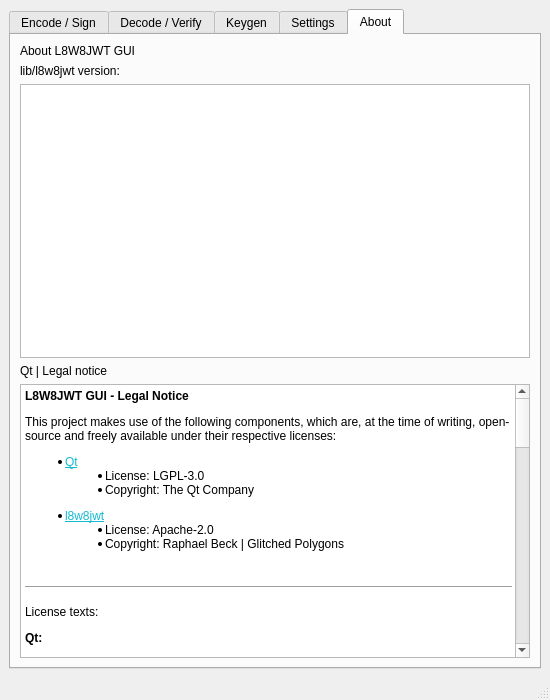
This is src/mainwindow.ui in GlitchedPolygons/l8w8jwtgui as Qt 5 draws it before an edit. The edited form follows.
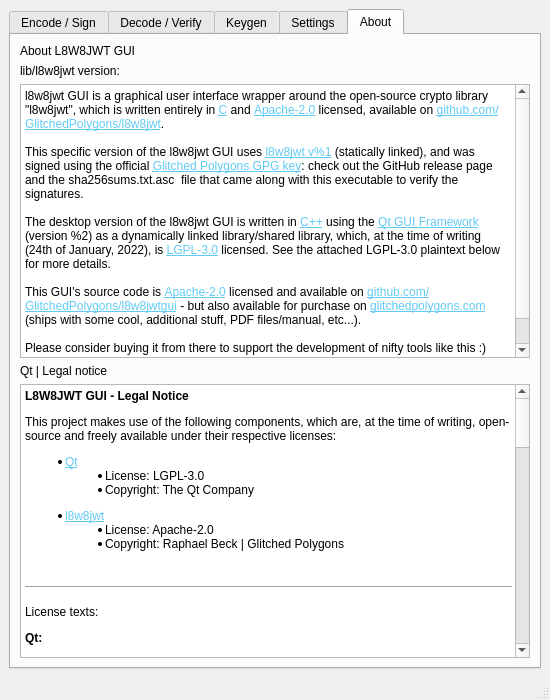
This is the edited form. The open tabs and pages were chosen to show the change.

Commit message: Added l8w8jwt GUI about text to the "About" tab's top textbrowser (read-only).

Patch:
```diff
--- a/src/mainwindow.ui
+++ b/src/mainwindow.ui
@@ -1034,6 +1034,17 @@
           <property name="styleSheet">
            <string notr="true"/>
           </property>
+          <property name="html">
+           <string>&lt;!DOCTYPE HTML PUBLIC &quot;-//W3C//DTD HTML 4.0//EN&quot; &quot;http://www.w3.org/TR/REC-html40/strict.dtd&quot;&gt;
+&lt;html&gt;&lt;head&gt;&lt;meta name=&quot;qrichtext&quot; content=&quot;1&quot; /&gt;&lt;meta charset=&quot;utf-8&quot; /&gt;&lt;style type=&quot;text/css&quot;&gt;
+p, li { white-space: pre-wrap; }
+&lt;/style&gt;&lt;/head&gt;&lt;body style=&quot; font-family:'Segoe UI'; font-size:9pt; font-weight:400; font-style:normal;&quot;&gt;
+&lt;p style=&quot; margin-top:0px; margin-bottom:0px; margin-left:0px; margin-right:0px; -qt-block-indent:0; text-indent:0px;&quot;&gt;l8w8jwt GUI is a graphical user interface wrapper around the open-source crypto library &amp;quot;l8w8jwt&amp;quot;, which is written entirely in &lt;a href=&quot;https://en.wikipedia.org/wiki/C_(programming_language)&quot;&gt;&lt;span style=&quot; text-decoration: underline; color:#62cbf5;&quot;&gt;C&lt;/span&gt;&lt;/a&gt; and &lt;a href=&quot;https://www.apache.org/licenses/LICENSE-2.0&quot;&gt;&lt;span style=&quot; text-decoration: underline; color:#62cbf5;&quot;&gt;Apache-2.0&lt;/span&gt;&lt;/a&gt; licensed, available on &lt;a href=&quot;https://github.com/GlitchedPolygons/l8w8jwt&quot;&gt;&lt;span style=&quot; text-decoration: underline; color:#62cbf5;&quot;&gt;github.com/GlitchedPolygons/l8w8jwt&lt;/span&gt;&lt;/a&gt;.&lt;br /&gt;&lt;br /&gt;This specific version of the l8w8jwt GUI uses &lt;a href=&quot;https://github.com/GlitchedPolygons/l8w8jwt/releases&quot;&gt;&lt;span style=&quot; text-decoration: underline; color:#62cbf5;&quot;&gt;l8w8jwt v%1&lt;/span&gt;&lt;/a&gt; (statically linked), and was signed using the official &lt;a href=&quot;https://glitchedpolygons.com/privacy&quot;&gt;&lt;span style=&quot; text-decoration: underline; color:#62cbf5;&quot;&gt;Glitched Polygons GPG key&lt;/span&gt;&lt;/a&gt;: check out the GitHub release page and the &lt;span style=&quot; font-family:'Courier New';&quot;&gt;sha256sums.txt.asc&lt;/span&gt;  file that came along with this executable to verify the signatures.&lt;br /&gt;&lt;br /&gt;The desktop version of the l8w8jwt GUI is written in &lt;a href=&quot;https://en.wikipedia.org/wiki/C%2B%2B&quot;&gt;&lt;span style=&quot; text-decoration: underline; color:#62cbf5;&quot;&gt;C++&lt;/span&gt;&lt;/a&gt; using the &lt;a href=&quot;https://www.qt.io&quot;&gt;&lt;span style=&quot; text-decoration: underline; color:#62cbf5;&quot;&gt;Qt GUI Framework&lt;/span&gt;&lt;/a&gt; (version %2) as a dynamically linked library/shared library, which, at the time of writing (24th of January, 2022), is &lt;a href=&quot;https://en.wikipedia.org/wiki/GNU_Lesser_General_Public_License&quot;&gt;&lt;span style=&quot; text-decoration: underline; color:#62cbf5;&quot;&gt;LGPL-3.0&lt;/span&gt;&lt;/a&gt; licensed. See the attached LGPL-3.0 plaintext below for more details.&lt;br /&gt;&lt;br /&gt;This GUI's source code is &lt;a href=&quot;https://github.com/GlitchedPolygons/l8w8jwtgui/blob/main/LICENSE&quot;&gt;&lt;span style=&quot; text-decoration: underline; color:#62cbf5;&quot;&gt;Apache-2.0&lt;/span&gt;&lt;/a&gt; licensed and available on &lt;a href=&quot;https://github.com/GlitchedPolygons/l8w8jwtgui&quot;&gt;&lt;span style=&quot; text-decoration: underline; color:#62cbf5;&quot;&gt;github.com/GlitchedPolygons/l8w8jwtgui&lt;/span&gt;&lt;/a&gt; - but also available for purchase on &lt;a href=&quot;https://glitchedpolygons.com&quot;&gt;&lt;span style=&quot; text-decoration: underline; color:#62cbf5;&quot;&gt;glitchedpolygons.com&lt;/span&gt;&lt;/a&gt; (ships with some cool, additional stuff, PDF files/manual, etc...). &lt;/p&gt;
+&lt;p style=&quot;-qt-paragraph-type:empty; margin-top:0px; margin-bottom:0px; margin-left:0px; margin-right:0px; -qt-block-indent:0; text-indent:0px;&quot;&gt;&lt;br /&gt;&lt;/p&gt;
+&lt;p style=&quot; margin-top:0px; margin-bottom:0px; margin-left:0px; margin-right:0px; -qt-block-indent:0; text-indent:0px;&quot;&gt;Please consider buying it from there to support the development of nifty tools like this :)&lt;/p&gt;
+&lt;p style=&quot;-qt-paragraph-type:empty; margin-top:0px; margin-bottom:0px; margin-left:0px; margin-right:0px; -qt-block-indent:0; text-indent:0px;&quot;&gt;&lt;br /&gt;&lt;/p&gt;
+&lt;p style=&quot; margin-top:0px; margin-bottom:0px; margin-left:0px; margin-right:0px; -qt-block-indent:0; text-indent:0px;&quot;&gt;Copyright &lt;span style=&quot; font-weight:700;&quot;&gt;(C)&lt;/span&gt; 2022, Raphael Beck | &lt;a href=&quot;https://glitchedpolygons.com&quot;&gt;&lt;span style=&quot; text-decoration: underline; color:#62cbf5;&quot;&gt;Glitched Polygons&lt;/span&gt;&lt;/a&gt;&lt;/p&gt;&lt;/body&gt;&lt;/html&gt;</string>
+          </property>
           <property name="openExternalLinks">
            <bool>true</bool>
           </property>
@@ -1058,10 +1069,10 @@
 &lt;/style&gt;&lt;/head&gt;&lt;body style=&quot; font-family:'Segoe UI'; font-size:9pt; font-weight:400; font-style:normal;&quot;&gt;
 &lt;p style=&quot; margin-top:12px; margin-bottom:12px; margin-left:0px; margin-right:0px; -qt-block-indent:0; text-indent:0px;&quot;&gt;&lt;span style=&quot; font-weight:700;&quot;&gt;L8W8JWT GUI - Legal Notice&lt;/span&gt;&lt;/p&gt;
 &lt;p style=&quot; margin-top:12px; margin-bottom:12px; margin-left:0px; margin-right:0px; -qt-block-indent:0; text-indent:0px;&quot;&gt;This project makes use of the following components, which are, at the time of writing, open-source and freely available under their respective licenses:&lt;/p&gt;
-&lt;ul style=&quot;margin-top: 0px; margin-bottom: 0px; margin-left: 0px; margin-right: 0px; -qt-list-indent: 1;&quot;&gt;&lt;li style=&quot; margin-top:12px; margin-bottom:0px; margin-left:0px; margin-right:0px; -qt-block-indent:0; text-indent:0px;&quot;&gt;&lt;a href=&quot;https://www.qt.io&quot;&gt;&lt;span style=&quot; text-decoration: underline; color:#13bbd1;&quot;&gt;Qt&lt;/span&gt;&lt;/a&gt;
+&lt;ul style=&quot;margin-top: 0px; margin-bottom: 0px; margin-left: 0px; margin-right: 0px; -qt-list-indent: 1;&quot;&gt;&lt;li style=&quot; margin-top:12px; margin-bottom:0px; margin-left:0px; margin-right:0px; -qt-block-indent:0; text-indent:0px;&quot;&gt;&lt;a href=&quot;https://www.qt.io&quot;&gt;&lt;span style=&quot; text-decoration: underline; color:#62cbf5;&quot;&gt;Qt&lt;/span&gt;&lt;/a&gt;
 &lt;ul style=&quot;margin-top: 0px; margin-bottom: 0px; margin-left: 0px; margin-right: 0px; -qt-list-indent: 2;&quot;&gt;&lt;li style=&quot; margin-top:0px; margin-bottom:0px; margin-left:0px; margin-right:0px; -qt-block-indent:0; text-indent:0px;&quot;&gt;License: LGPL-3.0&lt;/li&gt;&lt;/ul&gt;&lt;/li&gt;&lt;/ul&gt;
 &lt;ul style=&quot;margin-top: 0px; margin-bottom: 0px; margin-left: 0px; margin-right: 0px; -qt-list-indent: 2;&quot;&gt;&lt;li style=&quot; margin-top:0px; margin-bottom:0px; margin-left:0px; margin-right:0px; -qt-block-indent:0; text-indent:0px;&quot;&gt;Copyright: The Qt Company&lt;/li&gt;&lt;/ul&gt;
-&lt;ul style=&quot;margin-top: 0px; margin-bottom: 0px; margin-left: 0px; margin-right: 0px; -qt-list-indent: 1;&quot;&gt;&lt;li style=&quot; margin-top:12px; margin-bottom:0px; margin-left:0px; margin-right:0px; -qt-block-indent:0; text-indent:0px;&quot;&gt;&lt;a href=&quot;https://github.com/GlitchedPolygons/l8w8jwt&quot;&gt;&lt;span style=&quot; text-decoration: underline; color:#13bbd1;&quot;&gt;l8w8jwt&lt;/span&gt;&lt;/a&gt;
+&lt;ul style=&quot;margin-top: 0px; margin-bottom: 0px; margin-left: 0px; margin-right: 0px; -qt-list-indent: 1;&quot;&gt;&lt;li style=&quot; margin-top:12px; margin-bottom:0px; margin-left:0px; margin-right:0px; -qt-block-indent:0; text-indent:0px;&quot;&gt;&lt;a href=&quot;https://github.com/GlitchedPolygons/l8w8jwt&quot;&gt;&lt;span style=&quot; text-decoration: underline; color:#62cbf5;&quot;&gt;l8w8jwt&lt;/span&gt;&lt;/a&gt;
 &lt;ul style=&quot;margin-top: 0px; margin-bottom: 0px; margin-left: 0px; margin-right: 0px; -qt-list-indent: 2;&quot;&gt;&lt;li style=&quot; margin-top:0px; margin-bottom:0px; margin-left:0px; margin-right:0px; -qt-block-indent:0; text-indent:0px;&quot;&gt;License: Apache-2.0&lt;/li&gt;&lt;/ul&gt;&lt;/li&gt;&lt;/ul&gt;
 &lt;ul style=&quot;margin-top: 0px; margin-bottom: 0px; margin-left: 0px; margin-right: 0px; -qt-list-indent: 2;&quot;&gt;&lt;li style=&quot; margin-top:0px; margin-bottom:0px; margin-left:0px; margin-right:0px; -qt-block-indent:0; text-indent:0px;&quot;&gt;Copyright: Raphael Beck | Glitched Polygons&lt;/li&gt;&lt;/ul&gt;
 &lt;p style=&quot; margin-top:0px; margin-bottom:0px; margin-left:0px; margin-right:0px; -qt-block-indent:0; text-indent:0px;&quot;&gt;&lt;br /&gt;&lt;/p&gt;
```
Left out of the diff: 16 changed lines with no effect on the pictures. The commit also changes 1 other file.
